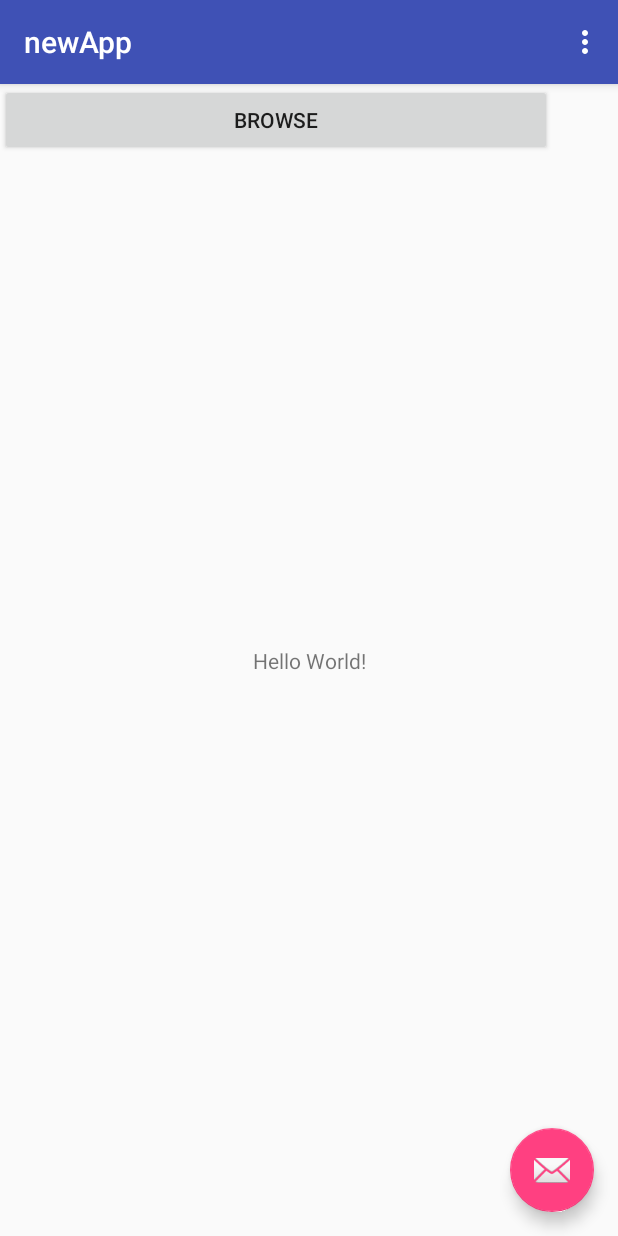
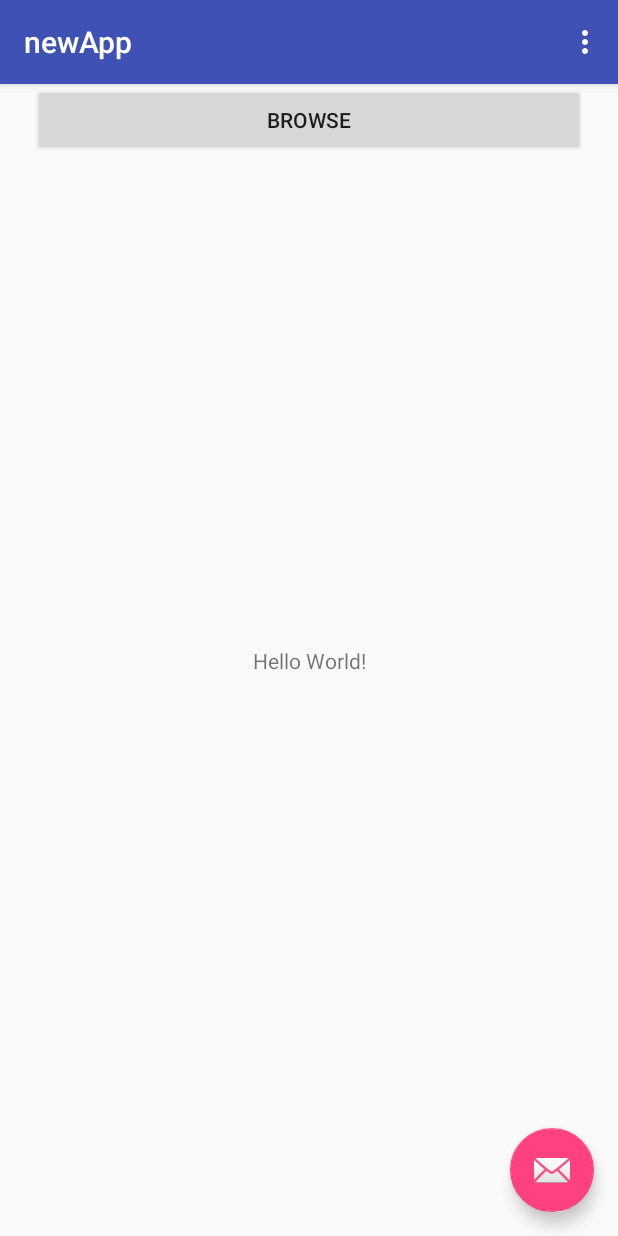
Before and after one commit to yuvsc/newApp, an Android app: the screen it shows after launch (MainActivity), on a phone screen of 412 x 824 dp. Run offline under Robolectric (Android 15) with nearby library versions, the light colour scheme and no system bars; libraries missing offline, so code that uses them is left out: com.google.api.client, com.google.api.services.

Commit message:
Adding mono audio file, adding progress bar to main activity while request is being made.

```diff
--- a/app/src/main/res/layout/content_main.xml
+++ b/app/src/main/res/layout/content_main.xml
@@ -9,6 +9,7 @@
     tools:showIn="@layout/activity_main">
 
     <TextView
+        android:id="@+id/text_view"
         android:layout_width="wrap_content"
         android:layout_height="wrap_content"
         android:text="Hello World!"
@@ -17,24 +18,26 @@
         app:layout_constraintRight_toRightOf="parent"
         app:layout_constraintTop_toTopOf="parent" />
 
-
-    <TextView
-        android:layout_width="0dp"
-        android:layout_height="wrap_content"
-        android:text=""
-        android:id="@+id/speech_to_text_result"
-        android:textSize="18sp"
-        android:layout_alignParentTop="true"
-        tools:layout_editor_absoluteY="0dp"
-        tools:layout_editor_absoluteX="8dp" />
-
     <Button
+        android:id="@+id/browse_button"
         android:layout_width="368dp"
         android:layout_height="wrap_content"
         android:layout_alignParentBottom="true"
-        android:id="@+id/browse_button"
         android:text="Browse"
-        tools:layout_editor_absoluteY="0dp"
-        tools:layout_editor_absoluteX="8dp" />
+        app:layout_constraintLeft_toLeftOf="parent"
+        app:layout_constraintRight_toRightOf="parent"
+        app:layout_constraintTop_toTopOf="parent"
+        tools:layout_editor_absoluteX="8dp"
+        tools:layout_editor_absoluteY="0dp" />
+
+    <ProgressBar
+        android:id="@+id/progress_bar"
+        android:layout_width="wrap_content"
+        android:layout_height="wrap_content"
+        android:visibility="gone"
+        app:layout_constraintBottom_toBottomOf="parent"
+        app:layout_constraintLeft_toLeftOf="parent"
+        app:layout_constraintRight_toRightOf="parent"
+        app:layout_constraintTop_toTopOf="parent" />
 
 </android.support.constraint.ConstraintLayout>
```
Also changed, not shown: app/src/main/java/com/example/yuval/newapp/MainActivity.java (+23 -6 lines), 4 other files.
